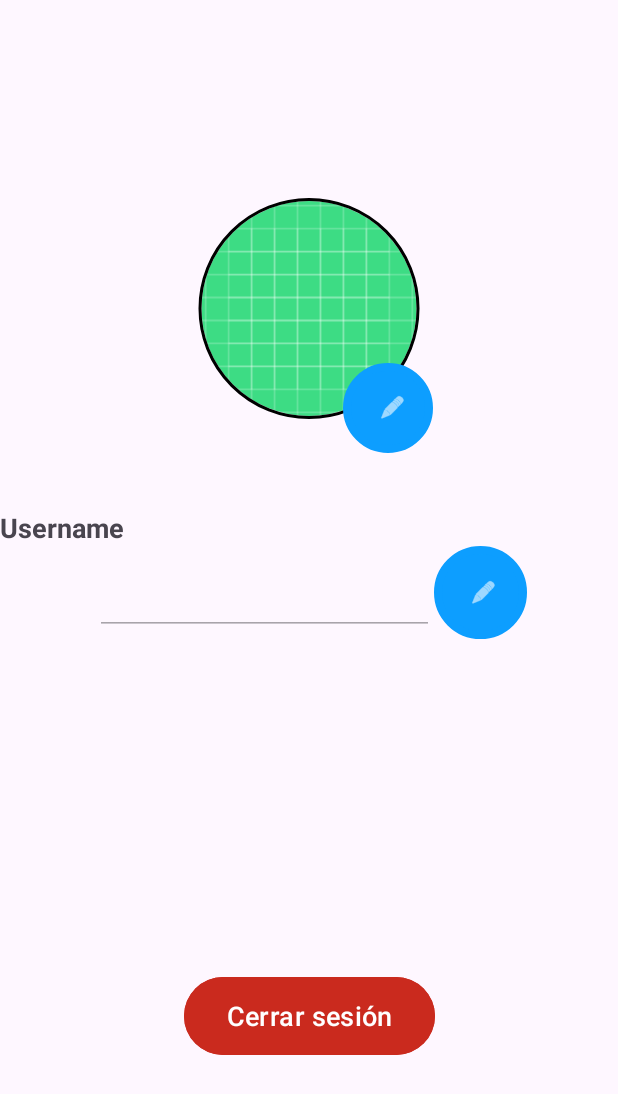
After one commit to Pablo-ArgF/MoneyGuardian, an Android app: the ProfileActivity screen opened directly, with no data from a screen before it, on a phone screen of 412 x 824 dp. The commit adds this screen. Shown: the top 1094 px of the screen. Run offline under Robolectric (Android 15) with nearby library versions, the phone set to English and light mode, and no system bars; our stand-ins replace CircleImageView, Firebase (no records; nobody signed in at launch, a user with empty details on screens opened directly).

Commit message:
Now storing user info on login and profile view half implemented

```diff
--- a/app/build.gradle
+++ b/app/build.gradle
@@ -34,6 +34,7 @@ dependencies {
     implementation 'androidx.appcompat:appcompat:1.6.1'
     implementation 'com.google.android.material:material:1.10.0'
     implementation 'androidx.constraintlayout:constraintlayout:2.1.4'
+    implementation 'com.google.firebase:firebase-firestore:24.9.1'
 
     testImplementation 'junit:junit:4.13.2'
     androidTestImplementation 'androidx.test.ext:junit:1.1.5'
@@ -45,4 +46,7 @@ dependencies {
     implementation 'com.google.firebase:firebase-auth:22.2.0'
     implementation("com.google.android.gms:play-services-auth:20.7.0")
 
+    //for rounded images
+    implementation 'de.hdodenhof:circleimageview:3.1.0'
+
 }
--- /dev/null
+++ b/app/src/main/java/com/moneyguardian/ProfileActivity.java
@@ -0,0 +1,70 @@
+package com.moneyguardian;
+
+import androidx.appcompat.app.AppCompatActivity;
+
+import android.content.Intent;
+import android.os.Bundle;
+import android.view.View;
+import android.widget.Button;
+import android.widget.EditText;
+
+import com.google.android.gms.tasks.OnSuccessListener;
+import com.google.firebase.auth.FirebaseAuth;
+import com.google.firebase.firestore.DocumentSnapshot;
+import com.google.firebase.firestore.FirebaseFirestore;
+import com.moneyguardian.modelo.Usuario;
+import com.moneyguardian.userAuth.LoginActivity;
+
+public class ProfileActivity extends AppCompatActivity {
+
+    private Button btnEditPicture;
+    private Button btnEditUsername;
+    private Button btnLogout;
+    private EditText txtUsername;
+
+    private FirebaseAuth auth;
+    private FirebaseFirestore db;
+
+    @Override
+    protected void onCreate(Bundle savedInstanceState) {
+        super.onCreate(savedInstanceState);
+        setContentView(R.layout.activity_profile);
+
+        auth = FirebaseAuth.getInstance();
+        db = FirebaseFirestore.getInstance();
+
+        btnEditPicture = findViewById(R.id.btnEditProfilePic);
+        btnEditUsername = findViewById(R.id.btnEditUsername);
+        btnLogout = findViewById(R.id.btnLogout);
+        txtUsername = findViewById(R.id.usernameTxt);
+
+        txtUsername.setEnabled(false);
+
+
+        //TODO añadir los listeners de los botones de edit
+
+        //we load the name of the current user
+        db.collection("users")
+                        .document(auth.getUid())
+                        .get().addOnSuccessListener(new OnSuccessListener<DocumentSnapshot>() {
+                    @Override
+                    public void onSuccess(DocumentSnapshot documentSnapshot) {
+                        if(documentSnapshot.exists()){
+                            //TODO meter la foto
+                            txtUsername.setText(documentSnapshot.get("name",String.class));
+                        }
+                    }
+                });
+
+        btnLogout.setOnClickListener(new View.OnClickListener() {
+            @Override
+            public void onClick(View v) {
+                auth = FirebaseAuth.getInstance();
+                auth.signOut();
+                Intent i = new Intent(ProfileActivity.this, LoginActivity.class);
+                startActivity(i);
+            }
+        });
+
+    }
+}
--- a/app/src/main/java/com/moneyguardian/modelo/Usuario.java
+++ b/app/src/main/java/com/moneyguardian/modelo/Usuario.java
@@ -36,6 +36,8 @@ public class Usuario implements Parcelable {
         this.misPagosConjuntos = misPagosConjuntos;
     }
 
+    public Usuario() {
+    }
 
     protected Usuario(Parcel in) {
         nombre = in.readString();
--- /dev/null
+++ b/app/src/main/res/drawable/circle_button.xml
@@ -0,0 +1,10 @@
+<?xml version="1.0" encoding="utf-8"?>
+<selector xmlns:android="http://schemas.android.com/apk/res/android">
+    <item>
+        <shape android:shape="oval">
+            <stroke android:color="@color/blue" android:width="5dp" />
+
+            <size android:width="160dp" android:height="150dp"/>
+        </shape>
+    </item>
+</selector>
--- /dev/null
+++ b/app/src/main/res/layout/activity_profile.xml
@@ -0,0 +1,88 @@
+<?xml version="1.0" encoding="utf-8"?>
+<androidx.constraintlayout.widget.ConstraintLayout xmlns:android="http://schemas.android.com/apk/res/android"
+    xmlns:app="http://schemas.android.com/apk/res-auto"
+    xmlns:tools="http://schemas.android.com/tools"
+    android:layout_width="match_parent"
+    android:layout_height="match_parent"
+    tools:context=".ProfileActivity">
+
+
+    <de.hdodenhof.circleimageview.CircleImageView
+        android:id="@+id/profile_image"
+        android:layout_width="165dp"
+        android:layout_height="147dp"
+        android:src="@drawable/ic_launcher_background"
+        app:civ_border_color="#FF000000"
+        app:civ_border_width="2dp"
+        app:layout_constraintBottom_toBottomOf="parent"
+        app:layout_constraintEnd_toEndOf="parent"
+        app:layout_constraintStart_toStartOf="parent"
+        app:layout_constraintTop_toTopOf="parent"
+        app:layout_constraintVertical_bias="0.195" />
+
+    <Button
+        android:id="@+id/btnEditProfilePic"
+        android:layout_width="60dp"
+        android:layout_height="60dp"
+        android:background="@drawable/circle_button"
+        app:icon="@android:drawable/ic_menu_edit"
+        app:layout_constraintBottom_toBottomOf="parent"
+        app:layout_constraintEnd_toEndOf="@+id/profile_image"
+        app:layout_constraintHorizontal_bias="1.0"
+        app:layout_constraintStart_toStartOf="@+id/profile_image"
+        app:layout_constraintTop_toTopOf="parent"
+        app:layout_constraintVertical_bias="0.317" />
+
+    <Button
+        android:id="@+id/btnEditUsername"
+        android:layout_width="62dp"
+        android:layout_height="62dp"
+        android:background="@drawable/circle_button"
+        app:icon="@android:drawable/ic_menu_edit"
+        app:layout_constraintBottom_toBottomOf="parent"
+        app:layout_constraintEnd_toEndOf="parent"
+        app:layout_constraintHorizontal_bias="0.0"
+        app:layout_constraintStart_toEndOf="@+id/usernameTxt"
+        app:layout_constraintTop_toBottomOf="@+id/textView4"
+        app:layout_constraintVertical_bias="0.0" />
+
+    <EditText
+        android:id="@+id/usernameTxt"
+        android:layout_width="226dp"
+        android:layout_height="59dp"
+        android:editable="true"
+        android:ems="10"
+        android:inputType="text"
+        app:layout_constraintBottom_toBottomOf="parent"
+        app:layout_constraintEnd_toEndOf="parent"
+        app:layout_constraintHorizontal_bias="0.34"
+        app:layout_constraintStart_toStartOf="parent"
+        app:layout_constraintTop_toBottomOf="@+id/textView4"
+        app:layout_constraintVertical_bias="0.0" />
+
+    <Button
+        android:id="@+id/btnLogout"
+        android:layout_width="167dp"
+        android:layout_height="60dp"
+        android:backgroundTint="@color/red"
+        android:text="@string/logout"
+        android:textColor="#FFFFFF"
+        android:textSize="18sp"
+        app:layout_constraintBottom_toBottomOf="parent"
+        app:layout_constraintEnd_toEndOf="parent"
+        app:layout_constraintStart_toStartOf="parent"
+        app:layout_constraintTop_toBottomOf="@+id/usernameTxt"
+        app:layout_constraintVertical_bias="0.658" />
+
+    <TextView
+        android:id="@+id/textView4"
+        android:layout_width="wrap_content"
+        android:layout_height="wrap_content"
+        android:layout_marginTop="60dp"
+        android:text="Username"
+        android:textSize="18sp"
+        android:textStyle="bold"
+        app:layout_constraintTop_toBottomOf="@+id/profile_image"
+        tools:layout_editor_absoluteX="63dp" />
+
+</androidx.constraintlayout.widget.ConstraintLayout>
--- a/app/src/main/res/values-night/styles.xml
+++ b/app/src/main/res/values-night/styles.xml
@@ -13,4 +13,9 @@
         <item name="colorPrimary">@color/blue</item>
     </style>
 
+    <style name="roundedImageViewRounded">
+        <item name="cornerFamily">rounded</item>
+        <item name="cornerSize">50%</item>
+    </style>
+
 </resources>
--- a/app/src/main/res/values/colors.xml
+++ b/app/src/main/res/values/colors.xml
@@ -3,7 +3,7 @@
     <color name="black">#FF000000</color>
     <color name="white">#FFFFFFFF</color>
     <color name="green">#439F39</color>
-    <color name="red">#D6382C</color>
+    <color name="red">#CA2A1E</color>
     <color name="grey">#616161</color>
     <color name="blue">#0D9EFF</color>
 </resources>
--- a/app/src/main/res/values/strings.xml
+++ b/app/src/main/res/values/strings.xml
@@ -35,4 +35,7 @@
     <string name="error_singin">Correo o contraseña incorrectos, intentelo de nuevo</string>
     <string name="error_singin_google">Error al iniciar sesión con Google</string>
     <string name="default_web_client_id">881426924975-djg99gp6ebn09tlgf6bnpjmdd27s85ma.apps.googleusercontent.com</string>
+    <string name="logout">Cerrar sesión</string>
+    <string name="error_singin_usedMail">El correo usado ya está registrado</string>
+    <string name="error_db_add_user">Error al registrar al usuario</string>
 </resources>
```
Also changed, not shown: app/src/main/AndroidManifest.xml (+6 -13 lines), app/src/main/java/com/moneyguardian/MainActivity.java (+30 -6 lines), app/src/main/java/com/moneyguardian/SocialActivity.java (+0 -13 lines), app/src/main/java/com/moneyguardian/userAuth/LoginActivity.java (+41 -13 lines), app/src/main/java/com/moneyguardian/userAuth/SignInActivity.java (+53 -15 lines), app/src/main/res/layout/activity_main.xml (+12 -5 lines).
